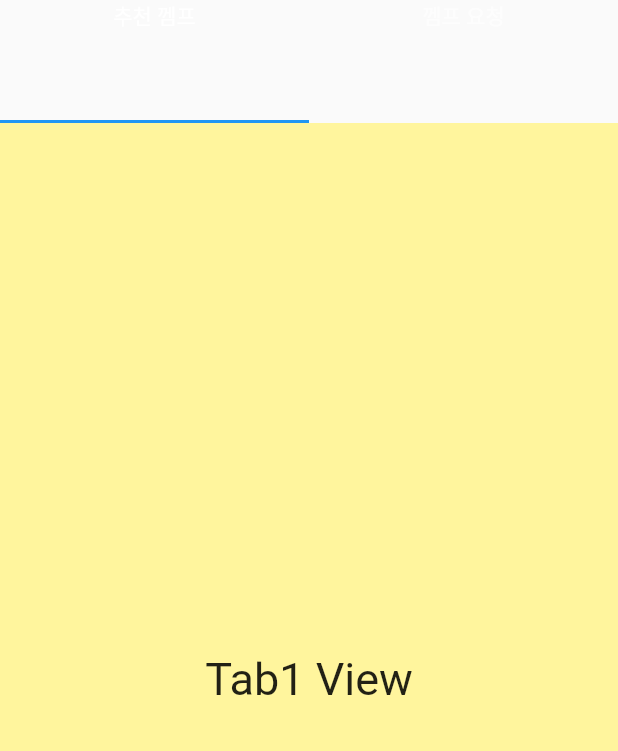
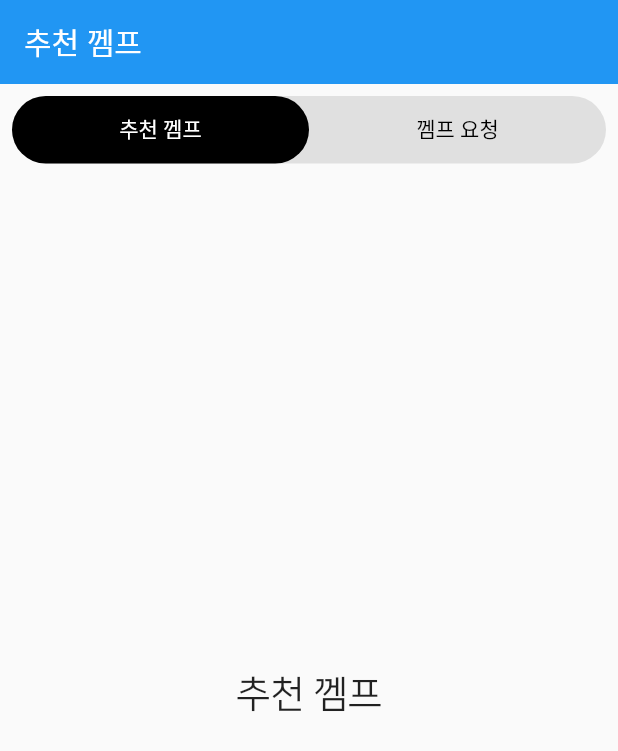
Before and after one commit to BeomyoonHeo/ggamf_front, a Flutter app: the RecommendGgamfList screen opened directly, on a phone screen of 412 x 824 dp. Shown: the top 751 px of the screen. Run offline on Flutter 3.47's test engine with Material 2 defaults, Android fonts, the phone set to English and light mode, and no system bars; our stand-ins replace flashy_tab_bar2, flutter_rating_bar, flutter_svg, font_awesome_flutter, google_fonts, image_picker; project files that could hold a hidden picture were left out.

Commit message:
탭바 커스터마이징 완료

```diff
--- a/lib/views/pages/recommend_ggamef/recommend_ggamf_list/recommend_ggamf_list.dart
+++ b/lib/views/pages/recommend_ggamef/recommend_ggamf_list/recommend_ggamf_list.dart
@@ -1,65 +1,100 @@
 import 'package:flutter/material.dart';
 
 class RecommendGgamfList extends StatefulWidget {
-  const RecommendGgamfList({Key? key}) : super(key: key);
-
+  const RecommendGgamfList({super.key});
   @override
-  State<RecommendGgamfList> createState() => _RecommendGgamfListState();
+  _RecommendGgamfListState createState() => _RecommendGgamfListState();
 }
 
 class _RecommendGgamfListState extends State<RecommendGgamfList>
-    with TickerProviderStateMixin {
+    with SingleTickerProviderStateMixin {
   late TabController _tabController;
 
   @override
   void initState() {
+    _tabController = TabController(length: 2, vsync: this);
     super.initState();
-    _tabController = TabController(length: 2, vsync: this);
+  }
+
+  @override
+  void dispose() {
+    super.dispose();
+    _tabController.dispose();
   }
 
   @override
   Widget build(BuildContext context) {
     return Scaffold(
-      body: Column(children: [
+      appBar: AppBar(
+        automaticallyImplyLeading: false,
+        title: Text(
+          '추천 껨프',
+        ),
+        elevation: 0,
+      ),
+      body: Padding(
+        padding: const EdgeInsets.all(8.0),
+        child: Column(
+          children: [
+            // give the tab bar a height [can change hheight to preferred height]
             Container(
-          child: TabBar(controller: _tabController, tabs: [
-            Container(
-              height: 80,
-              child: Text('추천 껨프'),
+              height: 45,
+              decoration: BoxDecoration(
+                color: Colors.grey[300],
+                borderRadius: BorderRadius.circular(
+                  25.0,
                 ),
-            Container(
-              height: 80,
-              child: Text('껨프 요청'),
               ),
-          ]),
+              child: TabBar(
+                controller: _tabController,
+                // give the indicator a decoration (color and border radius)
+                indicator: BoxDecoration(
+                  borderRadius: BorderRadius.circular(
+                    25.0,
                   ),
+                  color: Colors.black,
+                ),
+                labelColor: Colors.white,
+                unselectedLabelColor: Colors.black,
+                tabs: [
+                  // first tab [you can add an icon using the icon property]
+                  Tab(
+                    text: '추천 껨프',
+                  ),
+
+                  // second tab [you can add an icon using the icon property]
+                  Tab(
+                    text: '껨프 요청',
+                  ),
+                ],
+              ),
+            ),
+            // tab bar view here
             Expanded(
               child: TabBarView(
                 controller: _tabController,
                 children: [
-            Container(
-              color: Colors.yellow[200],
-              alignment: Alignment.center,
+                  // first tab bar view widget
+                  Center(
                     child: Text(
-                'Tab1 View',
-                style: TextStyle(
-                  fontSize: 30,
+                      '추천 껨프',
+                      style: TextStyle(fontSize: 25, fontFamily: 'NanumSquare'),
                     ),
                   ),
-            ),
-            Container(
-              color: Colors.green[200],
-              alignment: Alignment.center,
+
+                  // second tab bar view widget
+                  Center(
                     child: Text(
-                'Tab2 View',
-                style: TextStyle(
-                  fontSize: 30,
-                ),
+                      '껨프 요청',
+                      style: TextStyle(fontSize: 25, fontFamily: 'NanumSquare'),
                     ),
                   ),
                 ],
-        ))
-      ]),
+              ),
+            ),
+          ],
+        ),
+      ),
     );
   }
 }
```
Also changed, not shown: pubspec.yaml (+5 -4 lines). Lines whose indentation alone changed are shown as unchanged.
